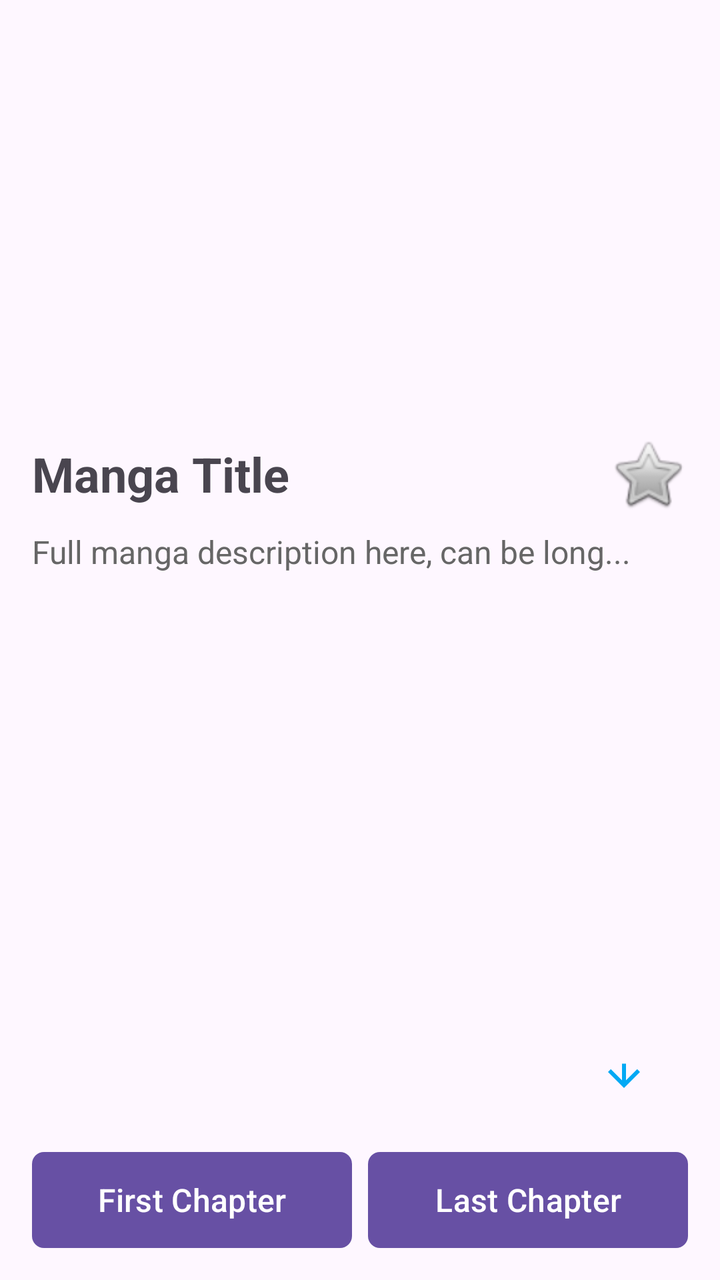
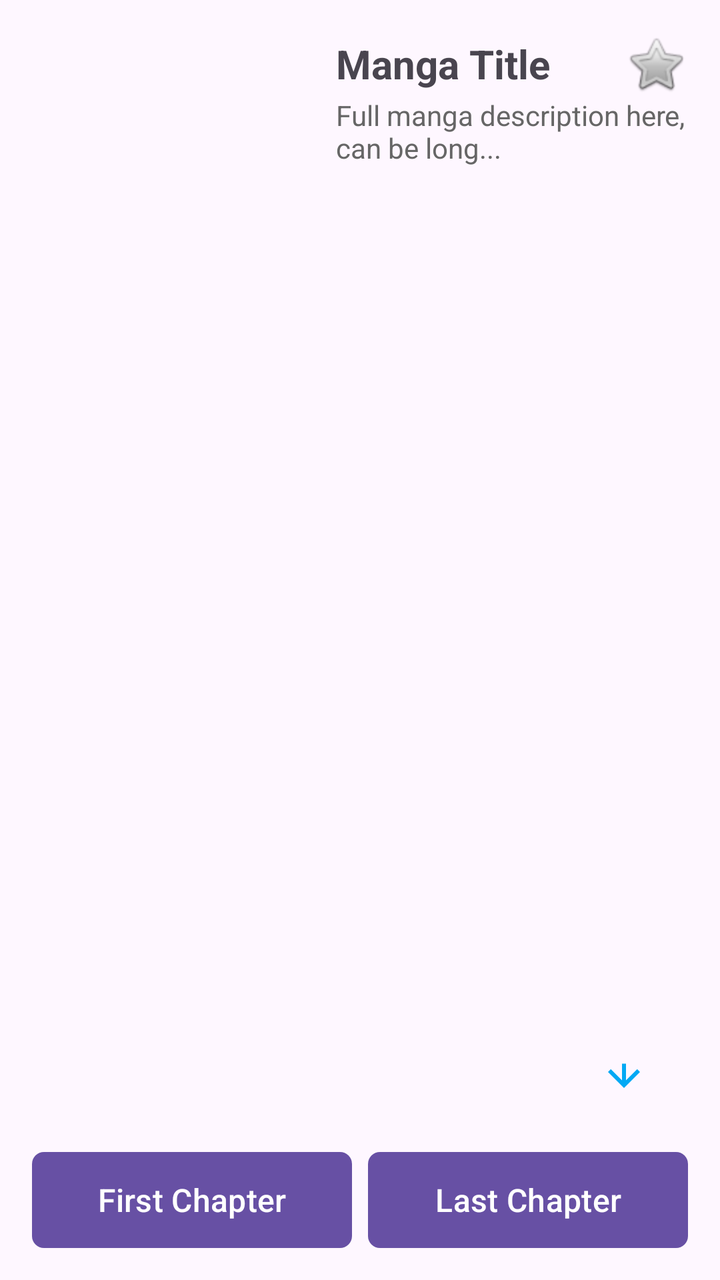

Before-and-after screenshots of an Android layout around one commit, followed by the original layout XML and the change that was made.
<!-- AndroidManifest.xml: application theme Theme.MangaV5 -->
<!-- res/layout/activity_manga_page.xml -->
<?xml version="1.0" encoding="utf-8"?>
<LinearLayout xmlns:android="http://schemas.android.com/apk/res/android"
    xmlns:app="http://schemas.android.com/apk/res-auto"
    android:id="@+id/mangaPageLayout"
    android:layout_width="match_parent"
    android:layout_height="match_parent"
    android:fitsSystemWindows="true"
    android:orientation="vertical"
    android:padding="16dp">

    
    <androidx.constraintlayout.widget.ConstraintLayout
        android:layout_width="match_parent"
        android:layout_height="wrap_content">

        
        <androidx.constraintlayout.widget.ConstraintLayout
            android:id="@+id/coverContainer"
            android:layout_width="379dp"
            android:layout_height="189dp"
            app:layout_constraintEnd_toEndOf="parent"
            app:layout_constraintStart_toStartOf="parent"
            app:layout_constraintTop_toTopOf="parent">

            <ImageView
                android:id="@+id/mangaCoverImagePage"
                android:layout_width="0dp"
                android:layout_height="0dp"
                android:contentDescription="manga cover"
                android:scaleType="centerCrop"
                app:layout_constraintBottom_toBottomOf="parent"
                app:layout_constraintEnd_toEndOf="parent"
                app:layout_constraintStart_toStartOf="parent"
                app:layout_constraintTop_toTopOf="parent" />

            <ProgressBar
                android:id="@+id/coverLoading"
                android:layout_width="48dp"
                android:layout_height="48dp"
                android:visibility="gone"
                app:layout_constraintBottom_toBottomOf="parent"
                app:layout_constraintEnd_toEndOf="parent"
                app:layout_constraintStart_toStartOf="parent"
                app:layout_constraintTop_toTopOf="parent" />
        </androidx.constraintlayout.widget.ConstraintLayout>

        
        <LinearLayout
            android:id="@+id/titleWithBookmarkPage"
            android:layout_width="0dp"
            android:layout_height="wrap_content"
            android:layout_marginTop="12dp"
            android:gravity="center_vertical"
            android:orientation="horizontal"
            app:layout_constraintEnd_toEndOf="parent"
            app:layout_constraintStart_toStartOf="parent"
            app:layout_constraintTop_toBottomOf="@id/coverContainer">

            <TextView
                android:id="@+id/mangaTitlePage"
                android:layout_width="0dp"
                android:layout_height="wrap_content"
                android:layout_weight="1"
                android:text="Manga Title"
                android:textSize="24sp"
                android:textStyle="bold" />

            <ImageView
                android:id="@+id/bookmarkButtonPage"
                android:layout_width="40dp"
                android:layout_height="40dp"
                android:layout_marginStart="8dp"
                android:background="@android:color/transparent"
                android:contentDescription="Bookmark"
                android:src="@android:drawable/btn_star_big_off" />
        </LinearLayout>

    </androidx.constraintlayout.widget.ConstraintLayout>

    
    <FrameLayout
        android:layout_width="match_parent"
        android:layout_height="wrap_content"
        android:layout_marginTop="8dp">

        <androidx.core.widget.NestedScrollView
            android:id="@+id/descriptionScrollPage"
            android:layout_width="match_parent"
            android:layout_height="150dp"
            android:fillViewport="true"
            android:scrollbars="vertical">

            <TextView
                android:id="@+id/mangaDescriptionPage"
                android:layout_width="match_parent"
                android:layout_height="wrap_content"
                android:text="Full manga description here, can be long..."
                android:textColor="#666"
                android:textSize="16sp" />
        </androidx.core.widget.NestedScrollView>

        <ProgressBar
            android:id="@+id/descriptionLoadingPage"
            android:layout_width="48dp"
            android:layout_height="48dp"
            android:layout_gravity="center"
            android:visibility="gone" />
    </FrameLayout>

    
    <FrameLayout
        android:id="@+id/chaptersContainerPage"
        android:layout_width="match_parent"
        android:layout_height="0dp"
        android:layout_marginTop="16dp"
        android:layout_weight="1">

        <androidx.recyclerview.widget.RecyclerView
            android:id="@+id/chaptersRecyclerViewPage"
            android:layout_width="match_parent"
            android:layout_height="match_parent" />

        
        <ImageButton
            android:id="@+id/scrollToBottomButtonPage"
            android:layout_width="48dp"
            android:layout_height="48dp"
            android:layout_gravity="bottom|end"
            android:layout_margin="8dp"
            android:background="?attr/selectableItemBackgroundBorderless"
            android:backgroundTint="@color/teal_700"
            android:contentDescription="Scroll to bottom"
            android:src="@drawable/ic_arrow_downward" />

        
        <ProgressBar
            android:id="@+id/chaptersLoadingPage"
            android:layout_width="48dp"
            android:layout_height="48dp"
            android:layout_gravity="center"
            android:visibility="gone" />
    </FrameLayout>

    
    <LinearLayout
        android:layout_width="match_parent"
        android:layout_height="wrap_content"
        android:layout_marginTop="8dp"
        android:gravity="center"
        android:orientation="horizontal">

        <Button
            android:id="@+id/firstChapterButtonPage"
            android:layout_width="0dp"
            android:layout_height="wrap_content"
            android:layout_weight="1"
            android:background="@drawable/btn_rounded"
            android:backgroundTint="#2196F3"
            android:text="First Chapter"
            android:textAllCaps="false"
            android:textColor="#FFFFFF"
            android:textSize="16sp" />

        <Button
            android:id="@+id/lastChapterButtonPage"
            android:layout_width="0dp"
            android:layout_height="wrap_content"
            android:layout_marginStart="8dp"
            android:layout_weight="1"
            android:background="@drawable/btn_rounded"
            android:backgroundTint="#4CAF50"
            android:text="Last Chapter"
            android:textAllCaps="false"
            android:textColor="#FFFFFF"
            android:textSize="16sp" />
    </LinearLayout>

</LinearLayout>
<!-- resources referenced by this layout -->
<resources>
  <color name="teal_700">#FF018786</color>
  <!-- drawable btn_rounded (drawable) -->
  <?xml version="1.0" encoding="utf-8"?>
  <shape xmlns:android="http://schemas.android.com/apk/res/android">
      <solid android:color="?attr/colorButtonNormal" />
      <corners android:radius="6dp" />
  </shape>
  <!-- drawable ic_arrow_downward (drawable) -->
  <?xml version="1.0" encoding="utf-8"?>
  <vector xmlns:android="http://schemas.android.com/apk/res/android"
      android:width="24dp"
      android:height="24dp"
      android:viewportWidth="24"
      android:viewportHeight="24">
      <path
          android:fillColor="#03A9F4"
          android:pathData="M4 12l1.41 -1.41L11 16.17v-8.34h2v8.34l5.59 -5.58L20 12l-8 8-8 -8z"/>
  </vector>
  <style name="Theme.MangaV5" parent="Theme.MaterialComponents.DayNight.DarkActionBar">
          
          <item name="colorPrimary">@color/purple_500</item>
          <item name="colorPrimaryVariant">@color/purple_700</item>
          <item name="colorOnPrimary">@color/white</item>
          
          <item name="colorSecondary">@color/teal_200</item>
          <item name="colorSecondaryVariant">@color/teal_700</item>
          <item name="colorOnSecondary">@color/black</item>
          
          <item name="android:statusBarColor">?attr/colorPrimaryVariant</item>
          
      </style>
  <color name="purple_500">#FF6200EE</color>
  <color name="purple_700">#FF3700B3</color>
  <color name="white">#FFFFFFFF</color>
  <color name="teal_200">#FF03DAC5</color>
  <color name="black">#FF000000</color>
</resources>

<!-- the commit's change to res/layout/activity_manga_page.xml (unified diff, before → after) -->
@@ -4,108 +4,72 @@
     android:id="@+id/mangaPageLayout"
     android:layout_width="match_parent"
     android:layout_height="match_parent"
-    android:fitsSystemWindows="true"
     android:orientation="vertical"
-    android:padding="16dp">
+    android:padding="16dp"
+    android:fitsSystemWindows="true">
 
     
-    <androidx.constraintlayout.widget.ConstraintLayout
+    <LinearLayout
         android:layout_width="match_parent"
-        android:layout_height="wrap_content">
+        android:layout_height="wrap_content"
+        android:orientation="horizontal">
 
         
-        <androidx.constraintlayout.widget.ConstraintLayout
-            android:id="@+id/coverContainer"
-            android:layout_width="379dp"
-            android:layout_height="189dp"
-            app:layout_constraintEnd_toEndOf="parent"
-            app:layout_constraintStart_toStartOf="parent"
-            app:layout_constraintTop_toTopOf="parent">
-
-            <ImageView
-                android:id="@+id/mangaCoverImagePage"
-                android:layout_width="0dp"
-                android:layout_height="0dp"
-                android:contentDescription="manga cover"
-                android:scaleType="centerCrop"
-                app:layout_constraintBottom_toBottomOf="parent"
-                app:layout_constraintEnd_toEndOf="parent"
-                app:layout_constraintStart_toStartOf="parent"
-                app:layout_constraintTop_toTopOf="parent" />
-
-            <ProgressBar
-                android:id="@+id/coverLoading"
-                android:layout_width="48dp"
-                android:layout_height="48dp"
-                android:visibility="gone"
-                app:layout_constraintBottom_toBottomOf="parent"
-                app:layout_constraintEnd_toEndOf="parent"
-                app:layout_constraintStart_toStartOf="parent"
-                app:layout_constraintTop_toTopOf="parent" />
-        </androidx.constraintlayout.widget.ConstraintLayout>
+        <ImageView
+            android:id="@+id/mangaCoverImagePage"
+            android:layout_width="140dp"
+            android:layout_height="200dp"
+            android:scaleType="centerCrop"
+            android:contentDescription="manga cover" />
 
         
         <LinearLayout
-            android:id="@+id/titleWithBookmarkPage"
             android:layout_width="0dp"
-            android:layout_height="wrap_content"
-            android:layout_marginTop="12dp"
-            android:gravity="center_vertical"
-            android:orientation="horizontal"
-            app:layout_constraintEnd_toEndOf="parent"
-            app:layout_constraintStart_toStartOf="parent"
-            app:layout_constraintTop_toBottomOf="@id/coverContainer">
+            android:layout_height="match_parent"
+            android:layout_weight="1"
+            android:orientation="vertical"
+            android:layout_marginStart="12dp">
 
-            <TextView
-                android:id="@+id/mangaTitlePage"
-                android:layout_width="0dp"
-                android:layout_height="wrap_content"
-                android:layout_weight="1"
-                android:text="Manga Title"
-                android:textSize="24sp"
-                android:textStyle="bold" />
-
-            <ImageView
-                android:id="@+id/bookmarkButtonPage"
-                android:layout_width="40dp"
-                android:layout_height="40dp"
-                android:layout_marginStart="8dp"
-                android:background="@android:color/transparent"
-                android:contentDescription="Bookmark"
-                android:src="@android:drawable/btn_star_big_off" />
-        </LinearLayout>
-
-    </androidx.constraintlayout.widget.ConstraintLayout>
-
-    
-    <FrameLayout
-        android:layout_width="match_parent"
-        android:layout_height="wrap_content"
-        android:layout_marginTop="8dp">
-
-        <androidx.core.widget.NestedScrollView
-            android:id="@+id/descriptionScrollPage"
-            android:layout_width="match_parent"
-            android:layout_height="150dp"
-            android:fillViewport="true"
-            android:scrollbars="vertical">
-
-            <TextView
-                android:id="@+id/mangaDescriptionPage"
+            
+            <LinearLayout
                 android:layout_width="match_parent"
                 android:layout_height="wrap_content"
-                android:text="Full manga description here, can be long..."
-                android:textColor="#666"
-                android:textSize="16sp" />
-        </androidx.core.widget.NestedScrollView>
+                android:orientation="horizontal"
+                android:gravity="center_vertical">
 
-        <ProgressBar
-            android:id="@+id/descriptionLoadingPage"
-            android:layout_width="48dp"
-            android:layout_height="48dp"
-            android:layout_gravity="center"
-            android:visibility="gone" />
-    </FrameLayout>
+                <TextView
+                    android:id="@+id/mangaTitlePage"
+                    android:layout_width="0dp"
+                    android:layout_height="wrap_content"
+                    android:layout_weight="1"
+                    android:text="Manga Title"
+                    android:textSize="20sp"
+                    android:textStyle="bold" />
+
+                <ImageView
+                    android:id="@+id/bookmarkButtonPage"
+                    android:layout_width="32dp"
+                    android:layout_height="32dp"
+                    android:contentDescription="Bookmark"
+                    android:src="@android:drawable/btn_star_big_off" />
+            </LinearLayout>
+
+            
+            <ScrollView
+                android:layout_width="match_parent"
+                android:layout_height="wrap_content"
+                android:fillViewport="true">
+
+                <TextView
+                    android:id="@+id/mangaDescriptionPage"
+                    android:layout_width="match_parent"
+                    android:layout_height="wrap_content"
+                    android:text="Full manga description here, can be long..."
+                    android:textColor="#666"
+                    android:textSize="14sp" />
+            </ScrollView>
+        </LinearLayout>
+    </LinearLayout>
 
     
     <FrameLayout
@@ -128,17 +92,8 @@
             android:layout_gravity="bottom|end"
             android:layout_margin="8dp"
             android:background="?attr/selectableItemBackgroundBorderless"
-            android:backgroundTint="@color/teal_700"
             android:contentDescription="Scroll to bottom"
             android:src="@drawable/ic_arrow_downward" />
-
-        
-        <ProgressBar
-            android:id="@+id/chaptersLoadingPage"
-            android:layout_width="48dp"
-            android:layout_height="48dp"
-            android:layout_gravity="center"
-            android:visibility="gone" />
     </FrameLayout>
 
     
